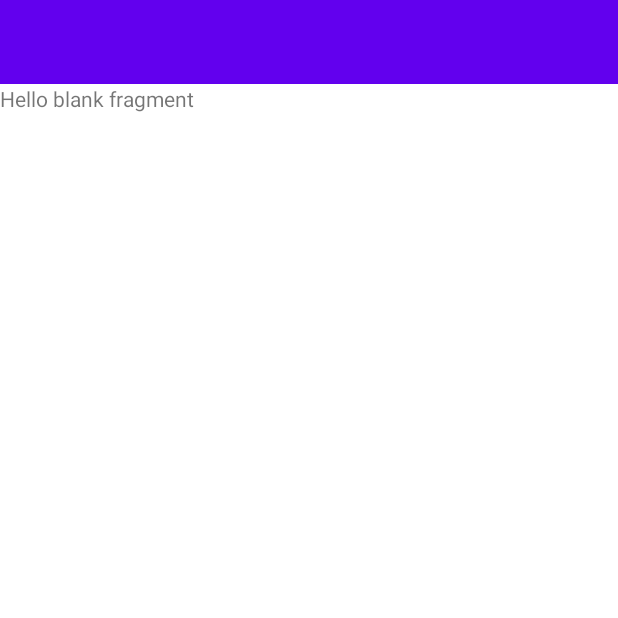
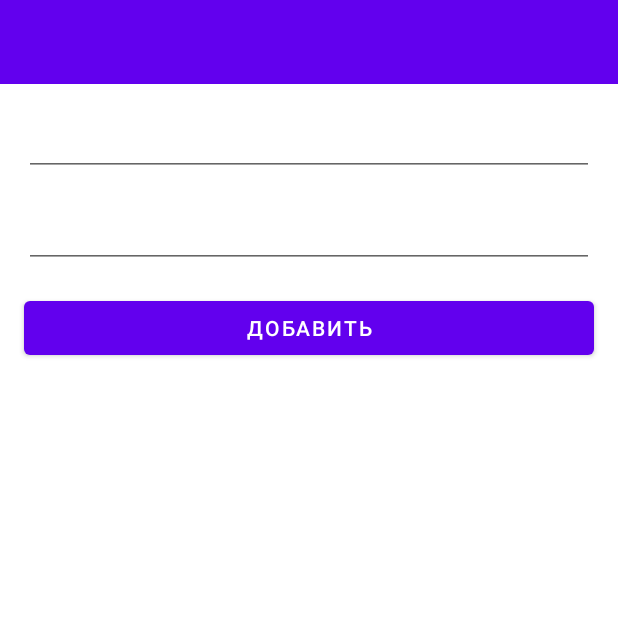
Before and after one commit to SSkimos/MVVMpattern, an Android app: the AddNewFragment screen opened through its navigation route, on a phone screen of 412 x 824 dp, the top half of it. Run offline under Robolectric (Android 15) with nearby library versions, the phone set to English and light mode, and no system bars.

Commit message:
заполнил оставшиеся фрагменты

```diff
--- a/app/src/main/java/com/example/mvvmpattern/screens/NodeFragment.kt
+++ b/app/src/main/java/com/example/mvvmpattern/screens/NoteFragment.kt
@@ -7,7 +7,7 @@ import android.view.View
 import android.view.ViewGroup
 import com.example.mvvmpattern.R
 
-class NodeFragment : Fragment() {
+class NoteFragment : Fragment() {
     //фрагмент для отображения содержимого заметки
 
     override fun onCreateView(
@@ -15,6 +15,6 @@ class NodeFragment : Fragment() {
         savedInstanceState: Bundle?
     ): View? {
         // Inflate the layout for this fragment
-        return inflater.inflate(R.layout.fragment_node, container, false)
+        return inflater.inflate(R.layout.fragment_note, container, false)
     }
 }
--- /dev/null
+++ b/app/src/main/res/drawable/ic_delete.xml
@@ -0,0 +1,5 @@
+<vector android:height="24dp" android:tint="#FFFFFF"
+    android:viewportHeight="24" android:viewportWidth="24"
+    android:width="24dp" xmlns:android="http://schemas.android.com/apk/res/android">
+    <path android:fillColor="@android:color/white" android:pathData="M6,19c0,1.1 0.9,2 2,2h8c1.1,0 2,-0.9 2,-2V7H6v12zM19,4h-3.5l-1,-1h-5l-1,1H5v2h14V4z"/>
+</vector>
--- /dev/null
+++ b/app/src/main/res/drawable/ic_exit.xml
@@ -0,0 +1,5 @@
+<vector android:height="24dp" android:tint="#FFFFFF"
+    android:viewportHeight="24" android:viewportWidth="24"
+    android:width="24dp" xmlns:android="http://schemas.android.com/apk/res/android">
+    <path android:fillColor="@android:color/white" android:pathData="M10.09,15.59L11.5,17l5,-5 -5,-5 -1.41,1.41L12.67,11H3v2h9.67l-2.58,2.59zM19,3H5c-1.11,0 -2,0.9 -2,2v4h2V5h14v14H5v-4H3v4c0,1.1 0.89,2 2,2h14c1.1,0 2,-0.9 2,-2V5c0,-1.1 -0.9,-2 -2,-2z"/>
+</vector>
--- a/app/src/main/res/layout/fragment_add_new.xml
+++ b/app/src/main/res/layout/fragment_add_new.xml
@@ -1,14 +1,37 @@
 <?xml version="1.0" encoding="utf-8"?>
-<FrameLayout xmlns:android="http://schemas.android.com/apk/res/android"
+<androidx.constraintlayout.widget.ConstraintLayout xmlns:android="http://schemas.android.com/apk/res/android"
     xmlns:tools="http://schemas.android.com/tools"
     android:layout_width="match_parent"
     android:layout_height="match_parent"
+    xmlns:app="http://schemas.android.com/apk/res-auto"
     tools:context=".screens.AddNewFragment">
 
-    <!-- TODO: Update blank fragment layout -->
-    <TextView
+    <EditText
+        android:id="@+id/input_name_note"
+        app:layout_constraintTop_toTopOf="parent"
+        app:layout_constraintStart_toStartOf="parent"
+        app:layout_constraintEnd_toEndOf="parent"
+        tools:ignore="LabelFor"
+        style="@style/editText"
+        android:autofillHints="" />
+
+    <EditText
+        android:id="@+id/input_text_note"
+        app:layout_constraintTop_toBottomOf="@id/input_name_note"
+        app:layout_constraintStart_toStartOf="parent"
+        app:layout_constraintEnd_toEndOf="parent"
+        tools:ignore="LabelFor"
+        style="@style/editText"
+        android:autofillHints="" />
+
+    <Button
+        android:id="@+id/btn_add_note"
+        android:layout_height="wrap_content"
         android:layout_width="match_parent"
-        android:layout_height="match_parent"
-        android:text="@string/hello_blank_fragment" />
+        android:text="@string/btn_add_note"
+        app:layout_constraintTop_toBottomOf="@id/input_text_note"
+        app:layout_constraintStart_toStartOf="parent"
+        app:layout_constraintEnd_toEndOf="parent"
+        android:layout_margin="@dimen/app_margin" />
 
-</FrameLayout>
+</androidx.constraintlayout.widget.ConstraintLayout>
--- a/app/src/main/res/layout/note_item.xml
+++ b/app/src/main/res/layout/note_item.xml
@@ -20,7 +20,7 @@
             tools:text="Name note"
             android:textColor="@color/design_default_color_primary_dark"
             android:textStyle="bold"
-            android:textSize="@dimen/item_note_name"
+            android:textSize="@dimen/add_large_text"
             android:gravity="center"
             android:lines="1"
             app:layout_constraintStart_toStartOf="parent"
@@ -31,7 +31,7 @@
             android:layout_width="match_parent"
             android:layout_height="wrap_content"
             android:id="@+id/item_note_text"
-            android:textSize="16sp"
+            android:textSize="@dimen/app_normal_text"
             android:layout_margin="@dimen/app_margin"
             app:layout_constraintTop_toBottomOf="@+id/item_note_name"
             app:layout_constraintEnd_toEndOf="parent"
--- a/app/src/main/res/navigation/navigation_graph.xml
+++ b/app/src/main/res/navigation/navigation_graph.xml
@@ -16,9 +16,9 @@
     </fragment>
     <fragment
         android:id="@+id/nodeFragment"
-        android:name="com.example.mvvmpattern.screens.NodeFragment"
+        android:name="com.example.mvvmpattern.screens.NoteFragment"
         android:label="fragment_node"
-        tools:layout="@layout/fragment_node" >
+        tools:layout="@layout/fragment_note" >
         <action
             android:id="@+id/action_nodeFragment_to_mainFragment"
             app:destination="@id/mainFragment" />
--- a/app/src/main/res/values/dimens.xml
+++ b/app/src/main/res/values/dimens.xml
@@ -2,6 +2,8 @@
 <resources>
     <dimen name="card_corner_radius">10dp</dimen>
     <dimen name="card_corner_elevation">10dp</dimen>
-    <dimen name="item_note_name">20sp</dimen>
+    <dimen name="add_large_text">20sp</dimen>
     <dimen name="app_margin">16sp</dimen>
+    <dimen name="app_normal_text">16sp</dimen>
+    <dimen name="btn_width">250dp</dimen>
 </resources>
--- a/app/src/main/res/values/strings.xml
+++ b/app/src/main/res/values/strings.xml
@@ -1,5 +1,6 @@
 <resources>
     <string name="app_name">MVVMpattern</string>
-    <!-- TODO: Remove or change this placeholder text -->
-    <string name="hello_blank_fragment">Hello blank fragment</string>
+    <string name="btn_add_note">Добавить</string>
+    <string name="start_label">Что использовать?</string>
+    <string name="start_btn_room">ROOM</string>
 </resources>
--- /dev/null
+++ b/app/src/main/res/values/styles.xml
@@ -0,0 +1,11 @@
+<?xml version="1.0" encoding="utf-8"?>
+<resources>
+
+    <style name="editText">
+        <item name="android:layout_width">match_parent</item>
+        <item name="android:layout_height">wrap_content</item>
+        <item name="android:layout_margin">@dimen/app_margin</item>
+        <item name="android:inputType">text</item>
+        <item name="android:autofillHints"></item>
+    </style>
+</resources>
```
Also changed, not shown: app/src/main/res/layout/fragment_node.xml (deleted, +0 -14 lines), app/src/main/res/layout/fragment_note.xml (added, +37 -0 lines), app/src/main/res/layout/fragment_start.xml (+22 -6 lines), app/src/main/res/menu/main_action_menu.xml (added, +9 -0 lines), app/src/main/res/menu/note_action_menu.xml (added, +9 -0 lines).
